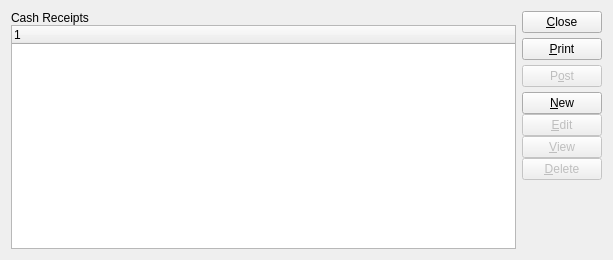
Qt form guiclient/cashReceiptsEditList.ui (Pegasus-RPG/xtuple-client) before a commit.
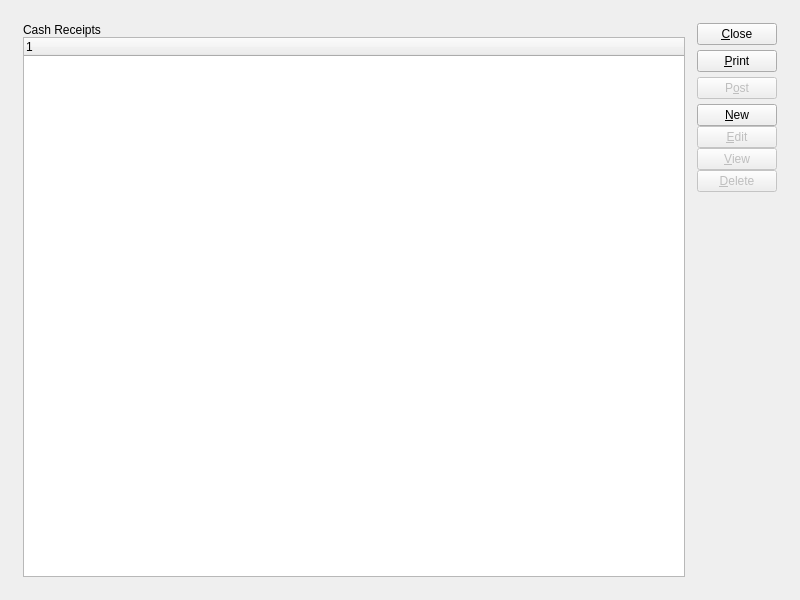
The same form after that commit. Custom widgets are drawn as their Qt base class.

Commit message: issue #7643:  Allow multi-select posting for cash receipt list.  Add new columns.  Touch up Bank Rec. window layout.

The edit to the form file:
```diff
--- a/guiclient/cashReceiptsEditList.ui
+++ b/guiclient/cashReceiptsEditList.ui
@@ -5,22 +5,39 @@
    <rect>
     <x>0</x>
     <y>0</y>
-    <width>613</width>
-    <height>260</height>
+    <width>800</width>
+    <height>600</height>
    </rect>
   </property>
   <property name="windowTitle" >
    <string>Cash Receipts Edit List</string>
   </property>
-   <layout class="QHBoxLayout" >
-    <item>
+  <layout class="QGridLayout" >
+   <item row="0" column="0" >
+    <layout class="QGridLayout" >
+     <property name="leftMargin" >
+      <number>12</number>
+     </property>
+     <property name="topMargin" >
+      <number>12</number>
+     </property>
+     <property name="rightMargin" >
+      <number>12</number>
+     </property>
+     <property name="bottomMargin" >
+      <number>12</number>
+     </property>
+     <property name="horizontalSpacing" >
+      <number>12</number>
+     </property>
+     <property name="verticalSpacing" >
+      <number>12</number>
+     </property>
+     <item row="0" column="0" >
      <layout class="QVBoxLayout" >
       <property name="spacing" >
        <number>0</number>
       </property>
-      <property name="margin" >
-       <number>0</number>
-      </property>
       <item>
        <widget class="QLabel" name="_cashReceiptsLit" >
         <property name="text" >
@@ -40,14 +57,11 @@
       </item>
      </layout>
     </item>
-    <item>
+     <item row="0" column="1" >
      <layout class="QVBoxLayout" >
       <property name="spacing" >
        <number>5</number>
       </property>
-      <property name="margin" >
-       <number>0</number>
-      </property>
       <item>
        <widget class="QPushButton" name="_close" >
         <property name="text" >
@@ -77,17 +91,11 @@
         <property name="spacing" >
          <number>0</number>
         </property>
-        <property name="margin" >
-         <number>0</number>
-        </property>
         <item>
          <layout class="QVBoxLayout" >
           <property name="spacing" >
            <number>0</number>
           </property>
-          <property name="margin" >
-           <number>0</number>
-          </property>
           <item>
            <widget class="QPushButton" name="_new" >
             <property name="text" >
@@ -137,20 +145,22 @@
          </layout>
         </item>
         <item>
-         <spacer name="Spacer10" >
+          <spacer>
           <property name="orientation" >
            <enum>Qt::Vertical</enum>
           </property>
           <property name="sizeType" >
            <enum>QSizePolicy::Expanding</enum>
           </property>
-          <property name="sizeHint" stdset="0" >
+           <property name="sizeHint" >
            <size>
             <width>20</width>
             <height>20</height>
            </size>
           </property>
          </spacer>
+         </item>
+        </layout>
         </item>
        </layout>
       </item>
```
Left out of the diff: 3 changed lines with no effect on the pictures. Lines whose indentation alone changed are shown as unchanged. The commit also changes 5 other files.
